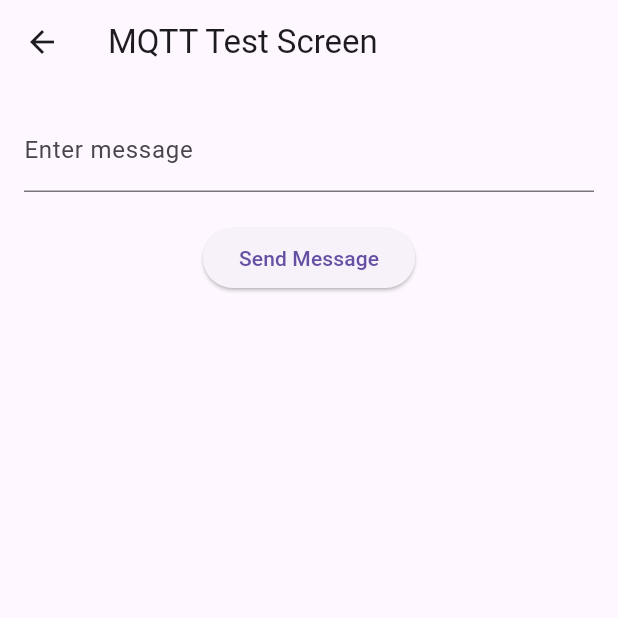
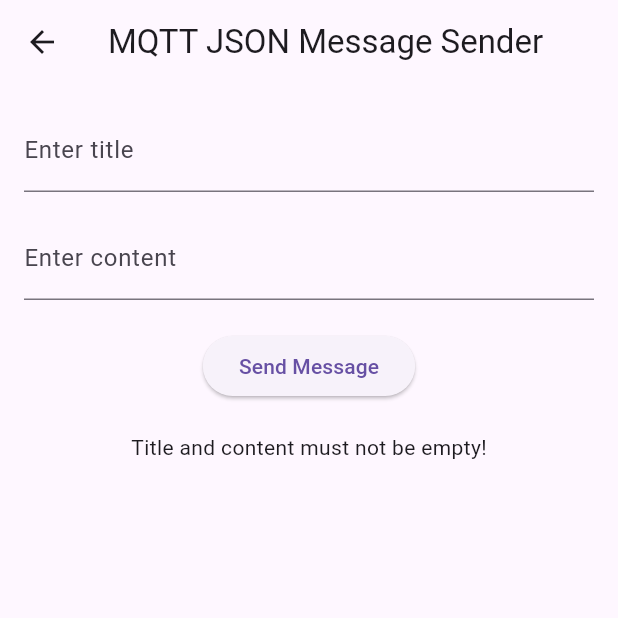
Before and after one commit to SKT-FLY-AI-RAON/safe-T-frontend, a Flutter app: the MqttTestScreen screen opened directly, after a tap on "Send Message", on a phone screen of 412 x 824 dp, the top half of it. Run offline on Flutter 3.47's test engine with Material 3 defaults, Android fonts, the phone set to English and light mode, and no system bars; our stand-ins replace csv, flutter_bluetooth_serial; missing offline and left inert: mqtt_client; network calls fail.

Commit message:
fix: obd 데이터 json화 추가

```diff
--- a/lib/mqtt_test_screen.dart
+++ b/lib/mqtt_test_screen.dart
@@ -7,18 +7,31 @@ class MqttTestScreen extends StatefulWidget {
 }
 
 class _MqttTestScreenState extends State<MqttTestScreen> {
-  final TextEditingController _controller = TextEditingController();
+  final TextEditingController _titleController = TextEditingController();
+  final TextEditingController _contentController = TextEditingController();
   String _statusMessage = "";
 
   // MQTT 발행 로직을 호출하는 메소드
   Future<void> _sendMessage() async {
-    String message = _controller.text;
-    if (message.isNotEmpty) {
+    String title = _titleController.text;
+    String content = _contentController.text;
+
+    if (title.isNotEmpty && content.isNotEmpty) {
       setState(() {
         _statusMessage = "Sending message...";
       });
+
+      // JSON 형태의 메시지 생성
+      // TODO OBD 데이터의 데이터 row로 변경
+      Map<String, dynamic> message = {
+        'title': title,
+        'content': content,
+        'timestamp': DateTime.now().toString(),
+      };
+
       try {
-        await publishMessage(message);
+        // JSON 메시지 발행
+        await publishJsonMessage(message);
         setState(() {
           _statusMessage = "Message sent successfully!";
         });
@@ -27,6 +40,10 @@ class _MqttTestScreenState extends State<MqttTestScreen> {
           _statusMessage = "Failed to send message: $e";
         });
       }
+    } else {
+      setState(() {
+        _statusMessage = "Title and content must not be empty!";
+      });
     }
   }
 
@@ -34,16 +51,23 @@ class _MqttTestScreenState extends State<MqttTestScreen> {
   Widget build(BuildContext context) {
     return Scaffold(
       appBar: AppBar(
-        title: Text('MQTT Test Screen'),
+        title: Text('MQTT JSON Message Sender'),
       ),
       body: Padding(
         padding: const EdgeInsets.all(16.0),
         child: Column(
           children: [
             TextField(
-              controller: _controller,
+              controller: _titleController,
               decoration: InputDecoration(
-                labelText: 'Enter message',
+                labelText: 'Enter title',
+              ),
+            ),
+            SizedBox(height: 16),
+            TextField(
+              controller: _contentController,
+              decoration: InputDecoration(
+                labelText: 'Enter content',
               ),
             ),
             SizedBox(height: 20),
```
Also changed, not shown: lib/bluetooth.dart (+32 -7 lines), lib/mqtt_publisher.dart (+8 -5 lines), pubspec.lock.
